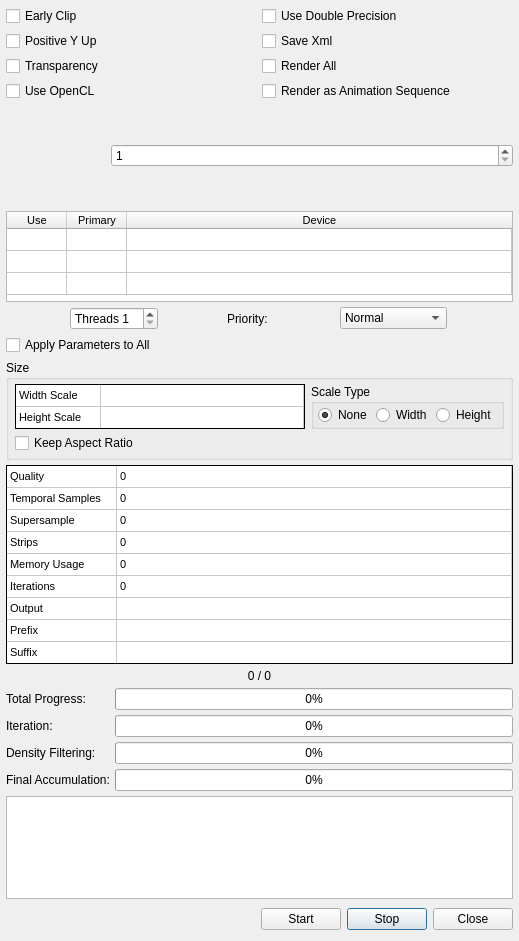
Qt form Source/Fractorium/FinalRenderDialog.ui (typpos/fractorium) before a commit.
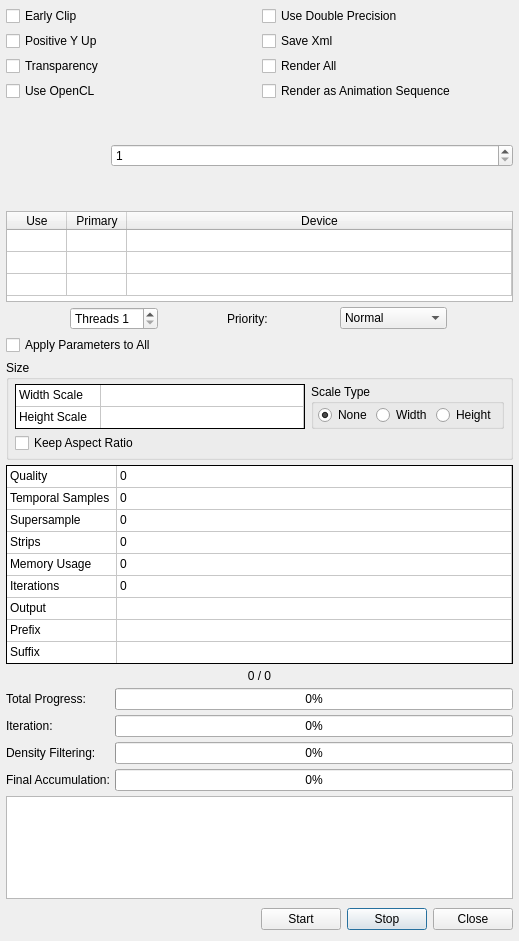
The same form after that commit. Custom widgets are drawn as their Qt base class.

The edit to the form file:
```diff
--- a/Source/Fractorium/FinalRenderDialog.ui
+++ b/Source/Fractorium/FinalRenderDialog.ui
@@ -259,12 +259,6 @@
            <height>91</height>
           </size>
          </property>
-         <property name="font">
-          <font>
-           <family>MS Shell Dlg 2</family>
-           <pointsize>8</pointsize>
-          </font>
-         </property>
          <property name="focusPolicy">
           <enum>Qt::NoFocus</enum>
          </property>
@@ -476,12 +470,6 @@
               <height>45</height>
              </size>
             </property>
-            <property name="font">
-             <font>
-              <family>MS Shell Dlg 2</family>
-              <pointsize>8</pointsize>
-             </font>
-            </property>
             <property name="focusPolicy">
              <enum>Qt::NoFocus</enum>
             </property>
@@ -691,12 +679,6 @@
            <height>199</height>
           </size>
          </property>
-         <property name="font">
-          <font>
-           <family>MS Shell Dlg 2</family>
-           <pointsize>8</pointsize>
-          </font>
-         </property>
          <property name="focusPolicy">
           <enum>Qt::NoFocus</enum>
          </property>
```
